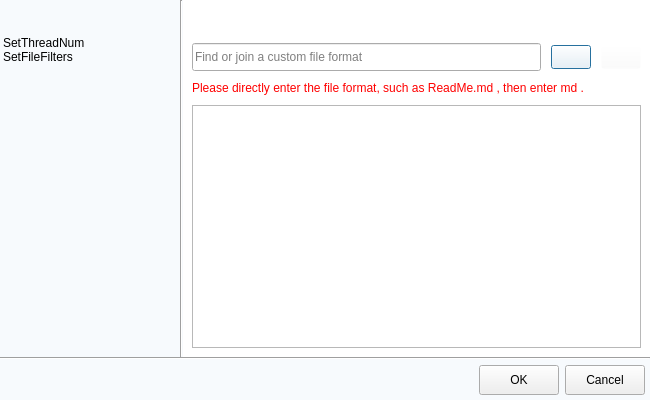
Before: the Qt Designer form src/main/setting.ui in sakuraOnlin/CheckDuplicateFiles, drawn with Qt 5.
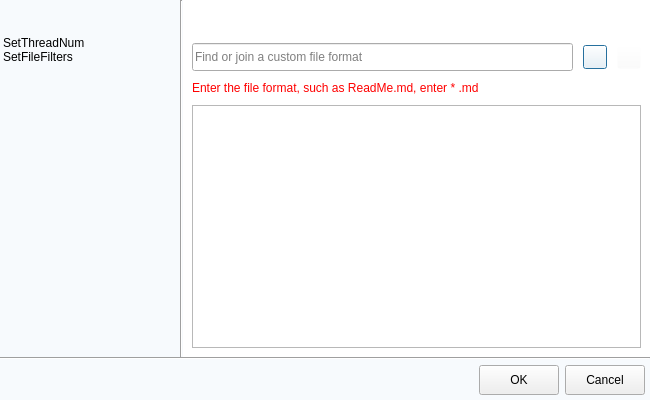
After: the same form once the commit is applied. The open tabs and pages were chosen to show the change. Icons and pictures are not drawn. Custom widgets are drawn as their Qt base class.

Commit message:
Add : 增加了查询窗口
Add : 增加了关于窗口
Update  : 更新了翻译

```diff
--- a/src/main/setting.ui
+++ b/src/main/setting.ui
@@ -331,7 +331,13 @@
                   <widget class="QPushButton" name="pButAddFilters">
                    <property name="minimumSize">
                     <size>
-                     <width>0</width>
+                     <width>24</width>
+                     <height>24</height>
+                    </size>
+                   </property>
+                   <property name="maximumSize">
+                    <size>
+                     <width>24</width>
                      <height>24</height>
                     </size>
                    </property>
@@ -347,7 +353,13 @@
                   <widget class="QPushButton" name="pButDelFilters">
                    <property name="minimumSize">
                     <size>
-                     <width>0</width>
+                     <width>24</width>
+                     <height>24</height>
+                    </size>
+                   </property>
+                   <property name="maximumSize">
+                    <size>
+                     <width>24</width>
                      <height>24</height>
                     </size>
                    </property>
@@ -364,7 +376,7 @@
                <item>
                 <widget class="QLabel" name="label_Warring">
                  <property name="text">
-                  <string>Please directly enter the file format, such as ReadMe.md , then enter md .</string>
+                  <string>Enter the file format, such as ReadMe.md, enter * .md</string>
                  </property>
                 </widget>
                </item>
```
Left out of the diff: 6 changed lines with no effect on the pictures. The commit also changes 7 other files.
